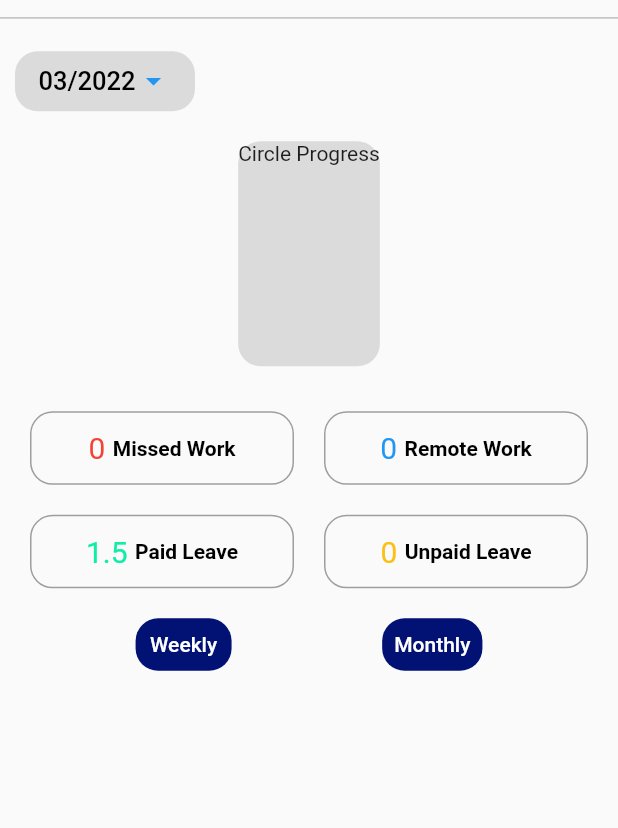
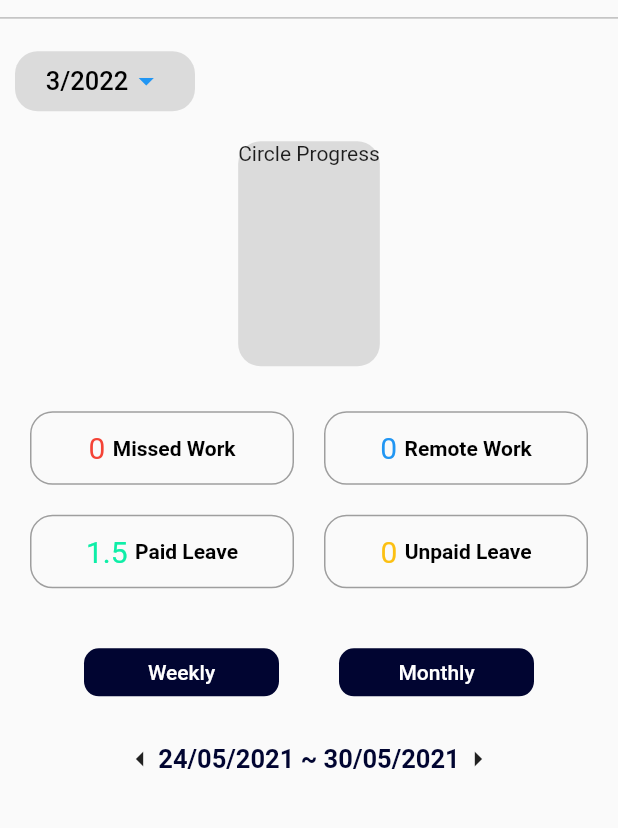
Before and after one commit to dong-dam-0079/clonehrm, a Flutter app: the screen it shows after launch, on a phone screen of 412 x 824 dp, the part 89-917 px from its top. Run offline on Flutter 3.47's test engine with Material 2 defaults, Android fonts, the phone set to English and light mode, and no system bars; our stand-ins replace date_format, scroll_date_picker.

Commit message:
bottom sheet dialog date pick

```diff
--- a/lib/widgets/date_picker.dart
+++ b/lib/widgets/date_picker.dart
@@ -1,4 +1,6 @@
+import 'package:date_format/date_format.dart';
 import 'package:flutter/material.dart';
+import 'package:scroll_date_picker/scroll_date_picker.dart';
 
 class DatePicker extends StatefulWidget {
   const DatePicker({Key? key}) : super(key: key);
@@ -8,6 +10,9 @@ class DatePicker extends StatefulWidget {
 }
 
 class _DatePickerState extends State<DatePicker> {
+  DateTime currentDate = DateTime.now();
+  DateTime? pickedDate = null;
+
   @override
   Widget build(BuildContext context) {
     return Wrap(
@@ -19,13 +24,61 @@ class _DatePickerState extends State<DatePicker> {
               color: const Color(-1261515058),
               borderRadius: BorderRadius.circular(15)),
           child: TextButton(
-            onPressed: () => {},
-            child: Row(
-                mainAxisAlignment: MainAxisAlignment.center,
-                children: const [Text('03/2022', style: TextStyle(color: Colors.black, fontSize: 17),), Icon(Icons.arrow_drop_down)]),
+            onPressed: () => showDialogDatePicker(),
+            child: Row(mainAxisAlignment: MainAxisAlignment.center, children: [
+              Text(
+                '${currentDate.month}/${currentDate.year}',
+                style: const TextStyle(color: Colors.black, fontSize: 17),
+              ),
+              const Icon(Icons.arrow_drop_down)
+            ]),
           ),
         ),
       ],
     );
   }
+
+  showDialogDatePicker() => showModalBottomSheet<void>(
+      shape: const RoundedRectangleBorder(
+          borderRadius: BorderRadius.only(
+              topLeft: Radius.circular(20), topRight: Radius.circular(20))),
+      context: context,
+      builder: (BuildContext context) {
+        return SizedBox(
+            height: 250,
+            child: Column(
+              mainAxisSize: MainAxisSize.max,
+              children: <Widget>[
+                Row(
+                  mainAxisAlignment: MainAxisAlignment.spaceBetween,
+                  children: [
+                    TextButton(
+                        onPressed: () => Navigator.pop(context),
+                        child: const Text('Cancel',
+                            style: TextStyle(
+                                backgroundColor: Colors.transparent,
+                                color: Colors.black))),
+                    TextButton(
+                        onPressed: () => {
+                              setState(() {
+                                currentDate = pickedDate!;
+                              }),
+                              Navigator.pop(context)
+                            },
+                        child: const Text('Select',
+                            style: TextStyle(
+                                backgroundColor: Colors.transparent,
+                                color: Colors.black))),
+                  ],
+                ),
+                const Divider(color: Colors.grey, height: 10),
+                Center(
+                    child: SizedBox(
+                        height: 150,
+                        child: ScrollDatePicker(
+                            selectedDate: currentDate,
+                            onDateTimeChanged: (date) => {pickedDate = date})))
+              ],
+            ));
+      });
 }
--- a/lib/widgets/timesheet_tab.dart
+++ b/lib/widgets/timesheet_tab.dart
@@ -1,4 +1,5 @@
 import 'package:clonehrm/widgets/date_picker.dart';
+import 'package:flutter/cupertino.dart';
 import 'package:flutter/material.dart';
 
 class TimeSheetScreen extends StatefulWidget {
@@ -9,6 +10,8 @@ class TimeSheetScreen extends StatefulWidget {
 }
 
 class _TimeSheetScreenState extends State<TimeSheetScreen> {
+  bool isSelected = true;
+
   @override
   Widget build(BuildContext context) {
     return Padding(
@@ -115,15 +118,16 @@ class _TimeSheetScreenState extends State<TimeSheetScreen> {
               ],
             ),
             Container(
-                margin: const EdgeInsets.only(top: 10),
-                height: 35,
-                child: Row(
-                    mainAxisAlignment: MainAxisAlignment.spaceEvenly,children: [
+                margin: const EdgeInsets.only(top: 30),
+                child:
+                    Row(mainAxisAlignment: MainAxisAlignment.center, children: [
                   Container(
+                      width: 130,
+                      height: 32,
                       margin: const EdgeInsets.symmetric(horizontal: 20),
                       decoration: BoxDecoration(
-                          borderRadius: BorderRadius.circular(15),
-                          color: const Color(-16706956)),
+                          borderRadius: BorderRadius.circular(10),
+                          color: const Color(0xFF010531)),
                       child: const TextButton(
                           onPressed: null,
                           child: Text(
@@ -131,17 +135,37 @@ class _TimeSheetScreenState extends State<TimeSheetScreen> {
                             style: TextStyle(color: Colors.white),
                           ))),
                   Container(
+                      width: 130,
+                      height: 32,
                       margin: const EdgeInsets.symmetric(horizontal: 20),
                       decoration: BoxDecoration(
-                          borderRadius: BorderRadius.circular(15),
-                          color: const Color(-16706956)),
+                          borderRadius: BorderRadius.circular(10),
+                          color: const Color(0xFF010531)),
                       child: const TextButton(
                           onPressed: null,
                           child: Text(
                             "Monthly",
                             style: TextStyle(color: Colors.white),
                           ))),
-                ]))
+                ])),
+            Container(
+              margin: const EdgeInsets.only(top: 30, left: 20, right: 20),
+              child: Row(
+                mainAxisAlignment: MainAxisAlignment.center,
+                children: const [
+                  Icon(Icons.arrow_left),
+                  Text(
+                    '24/05/2021 ~ 30/05/2021',
+                    textAlign: TextAlign.center,
+                    style: TextStyle(
+                        color: Color(0xFF010531),
+                        fontSize: 17,
+                        fontWeight: FontWeight.bold),
+                  ),
+                  Icon(Icons.arrow_right)
+                ],
+              ),
+            )
           ],
         )));
   }
--- a/pubspec.yaml
+++ b/pubspec.yaml
@@ -34,6 +34,8 @@ dependencies:
   # The following adds the Cupertino Icons font to your application.
   # Use with the CupertinoIcons class for iOS style icons.
   cupertino_icons: ^1.0.2
+  scroll_date_picker: ^3.4.0
+  date_format: ^2.0.5
 
 dev_dependencies:
   flutter_test:
```
Also changed, not shown: lib/widgets/extend_date_picker.dart (added, +8 -0 lines), pubspec.lock.
